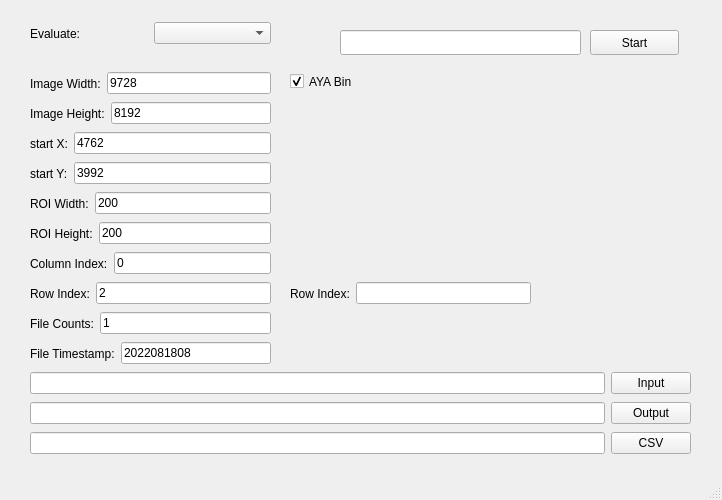
Old version of the form Python/raw/GUI/Sample001/untitled.ui in the repository dinoliang/SampleCode.
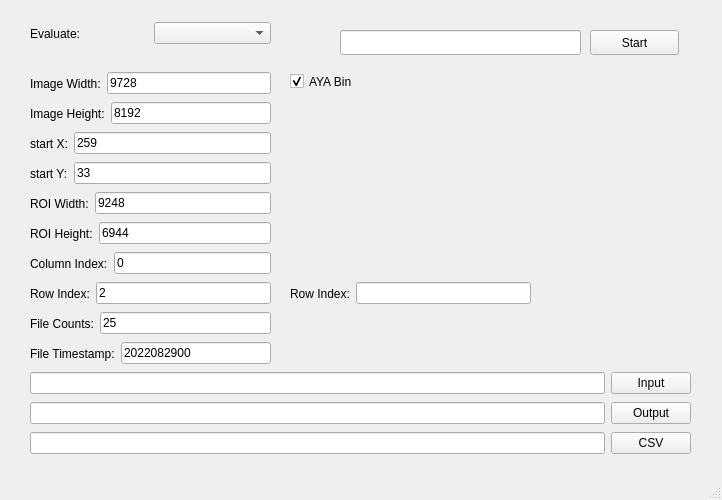
New version of the form.

```diff
--- a/Python/raw/GUI/Sample001/untitled.ui
+++ b/Python/raw/GUI/Sample001/untitled.ui
@@ -99,7 +99,7 @@
      <item>
       <widget class="QLineEdit" name="lineEdit_X">
        <property name="text">
-        <string>4762</string>
+        <string>259</string>
        </property>
       </widget>
      </item>
@@ -125,7 +125,7 @@
      <item>
       <widget class="QLineEdit" name="lineEdit_Y">
        <property name="text">
-        <string>3992</string>
+        <string>33</string>
        </property>
       </widget>
      </item>
@@ -151,7 +151,7 @@
      <item>
       <widget class="QLineEdit" name="lineEdit_ROIHeight">
        <property name="text">
-        <string>200</string>
+        <string>6944</string>
        </property>
       </widget>
      </item>
@@ -177,7 +177,7 @@
      <item>
       <widget class="QLineEdit" name="lineEdit_ROIWidth">
        <property name="text">
-        <string>200</string>
+        <string>9248</string>
        </property>
       </widget>
      </item>
@@ -255,7 +255,7 @@
      <item>
       <widget class="QLineEdit" name="lineEdit_FileCounts">
        <property name="text">
-        <string>1</string>
+        <string>25</string>
        </property>
       </widget>
      </item>
@@ -281,7 +281,7 @@
      <item>
       <widget class="QLineEdit" name="lineEdit_FileTimestamp">
        <property name="text">
-        <string>2022081808</string>
+        <string>2022082900</string>
        </property>
       </widget>
      </item>
```
